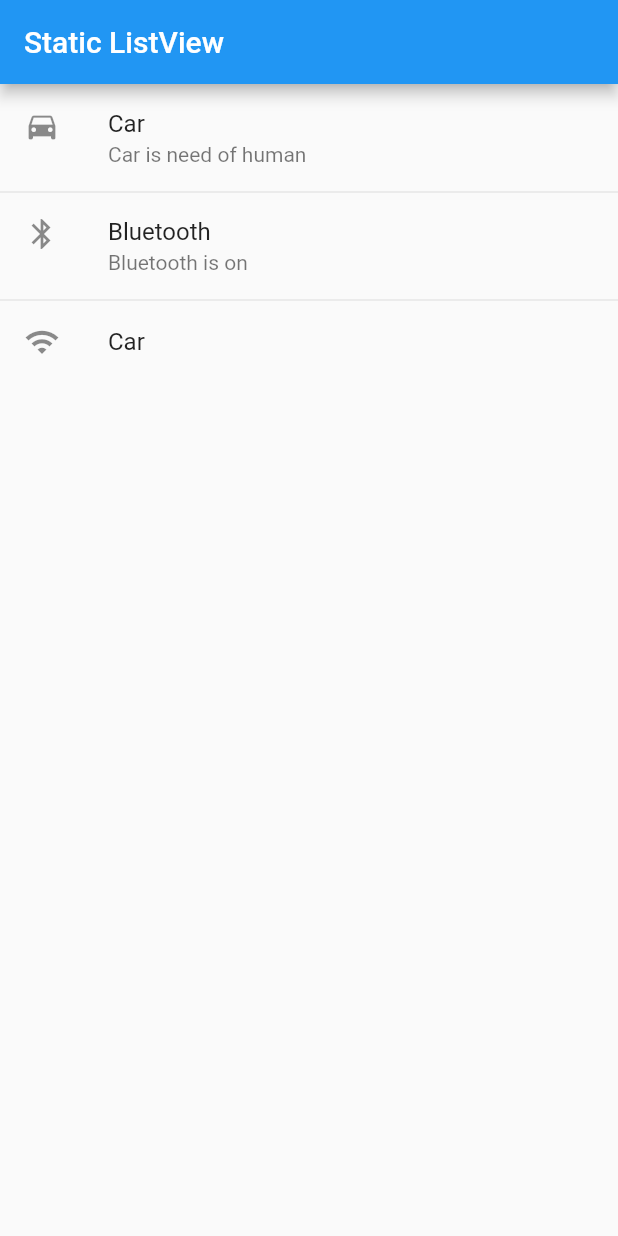
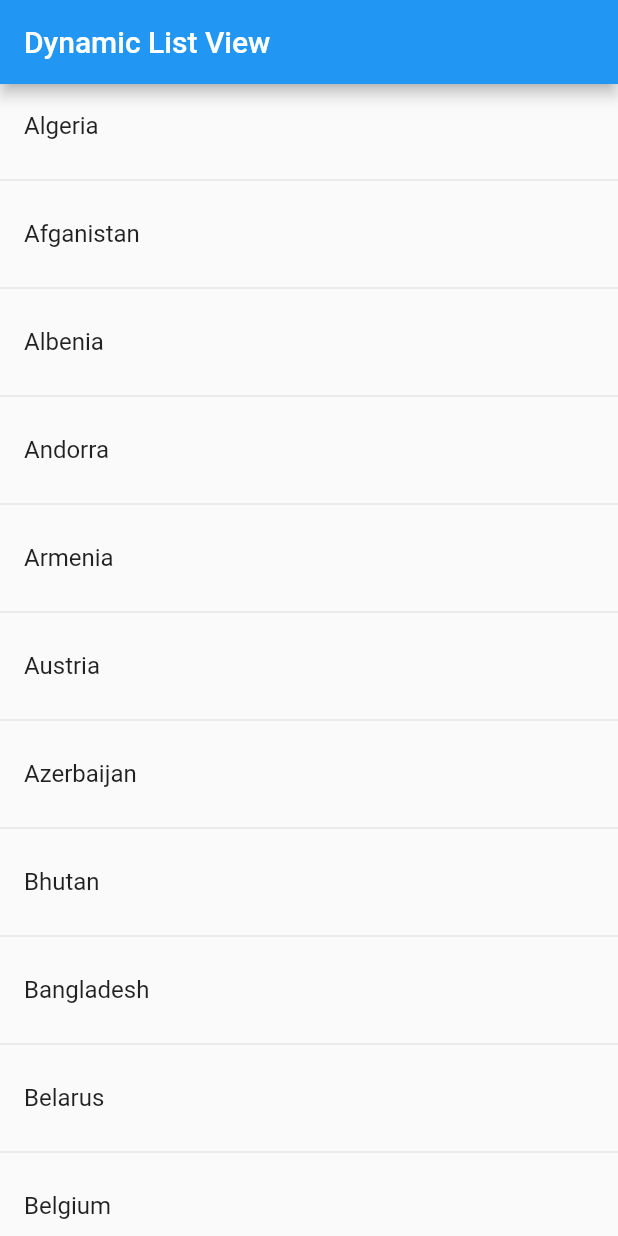
Before and after one commit to manish31517/fluttertutorial, a Flutter app: the screen it shows after launch, on a phone screen of 412 x 824 dp. Run offline on Flutter 3.47's test engine with Material 2 defaults, Android fonts, the phone set to English and light mode, and no system bars.

Commit message:
row, column, Static and Dynamic list

```diff
--- a/tutorial_4/lib/main.dart
+++ b/tutorial_4/lib/main.dart
@@ -66,7 +66,7 @@ class _MyAppState extends State<MyApp> {
 }*/
 
 //________________________________Static List View__________________________________
-
+/*
 class MyApp extends StatelessWidget {
   @override
   Widget build(BuildContext context) {
@@ -97,38 +97,6 @@ class ListViewExample extends StatelessWidget {
           onTap: ()
           {
             print('car');
-
-
-
-
-
-
-
-
-
-
-
-
-
-
-
-
-
-
-
-
-
-
-
-
-
-
-
-
-
-
-
-
           },
         ),
         ListTile(
@@ -160,3 +128,59 @@ class ListViewExample extends StatelessWidget {
     );
   }
 }
+
+*/
+
+// ________________________________Dynamic List View___________________________________________
+class MyApp extends StatelessWidget {
+  @override
+  Widget build(BuildContext context) {
+    return new MaterialApp(
+      home: Scaffold(
+        appBar: AppBar(
+          title: Text("Dynamic List View"),
+        ),
+        body: MyDynamicListView(),
+      ),
+    );
+  }
+}
+
+class MyDynamicListView extends StatelessWidget {
+  @override
+  Widget build(BuildContext context) {
+    final counteries= ['Algeria','Afganistan','Albenia','Andorra',
+      'Armenia','Austria','Azerbaijan','Bhutan','Bangladesh','Belarus',
+      'Belgium','Bosnia and Herzegovina','Bulgaria','Brazil','Burkina Faso',
+      'Burnudi','China','Croatia','Cyprus','Czech Republic','Denmark',
+      'Estonia','Finland', 'France', 'Georgia','Germany','Greece','Hungary',
+      'India','Iceland','Ireland','Italy','Kazakhstan','Kosovo','Latvia','Liechtenstein',
+      'Lithuania','Luxembourg','Macedonia','Malta','Maldova','Monaco','Montenergo','Netherlands','Norway','Pakistan','Poland',
+      'Portugal','Romania','Russia','San Marino','Serbia','Slovakia','Slovenia','Spain','Sweden',
+      'Switzerland','Turkey','Ukraine','United Kingdom','USA','Zimbbabwe'
+    ];
+    return ListView.separated(
+        itemBuilder:(context,index){
+      return ListTile(
+        title: new Text(counteries[index]),
+        onTap: (){
+          print(counteries[index]);
+        },
+      );},
+        separatorBuilder: (context,index){
+          return Divider();
+        },
+        itemCount: counteries.length
+    );
+    /*
+    return ListView.builder(
+        itemCount: counteries.length,
+        itemBuilder: (context,index){
+          return ListTile(
+            title: new Text(counteries[index]),
+          );
+        },
+
+    );*/
+  }
+}
```
